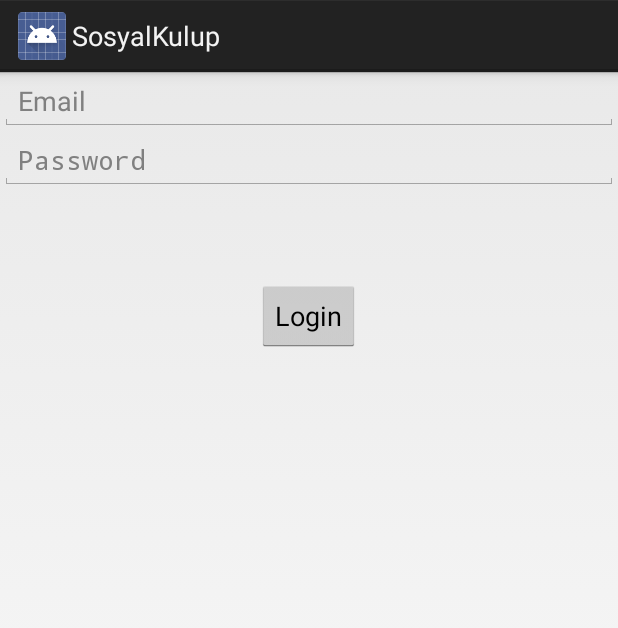
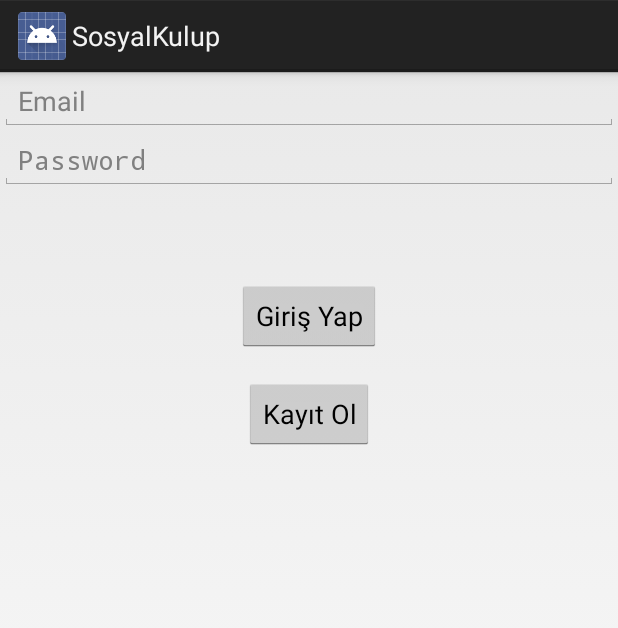
Before and after one commit to ugurckmkc/SosyalKulup, an Android app: the Login screen opened directly, with no data from a screen before it, on a phone screen of 412 x 824 dp. Shown: the top 628 px of the screen. Run offline under Robolectric (Android 15) with nearby library versions, the phone set to English and light mode, and no system bars; our stand-ins replace Volley.

Commit message:
Login Ekranı Eklendi (Tasarımı Yapılacak) -- Start Ekranı da eklendi -- Boş bırakılırsa Hata Mesajları eklendi

```diff
--- a/app/src/main/java/com/meuf/sosyalkulup/Login.java
+++ b/app/src/main/java/com/meuf/sosyalkulup/Login.java
@@ -32,6 +32,7 @@ public class Login extends Activity {
     private EditText editTextEmail;
     private EditText editTextPassword;
     private Button BtnLogin;
+    private Button Btn_uye;
     private boolean loggedIn=false;
 
     @Override
@@ -41,6 +42,14 @@ public class Login extends Activity {
         editTextEmail=(EditText)findViewById(R.id.editText_email);
         editTextPassword=(EditText)findViewById(R.id.editText_password);
         BtnLogin=(Button)findViewById(R.id.btn_login);
+        Btn_uye=(Button) findViewById(R.id.btn_uye);
+        Btn_uye.setOnClickListener(new View.OnClickListener() {
+            @Override
+            public void onClick(View v) {
+                Intent KayıtEkranı = new Intent(Login.this,SignUp.class);
+                startActivity(KayıtEkranı);
+            }
+        });
         BtnLogin.setOnClickListener(new View.OnClickListener() {
             @Override
             public void onClick(View v) {
--- a/app/src/main/java/com/meuf/sosyalkulup/StartScreen.java
+++ b/app/src/main/java/com/meuf/sosyalkulup/StartScreen.java
@@ -24,7 +24,7 @@ public class StartScreen extends Activity {
                     } catch (Exception e) {
                         e.printStackTrace();
                     } finally {
-                        Intent obj = new Intent(StartScreen.this, SignUp.class);
+                        Intent obj = new Intent(StartScreen.this, Login.class);
                         startActivity(obj);
                     }
                 }
--- a/app/src/main/res/layout/activity_login.xml
+++ b/app/src/main/res/layout/activity_login.xml
@@ -28,12 +28,21 @@
         android:layout_alignParentStart="true" />
 
     <Button
+        android:id="@+id/btn_login"
         android:layout_width="wrap_content"
         android:layout_height="wrap_content"
-        android:text="Login"
-        android:id="@+id/btn_login"
         android:layout_below="@+id/editText_password"
         android:layout_centerHorizontal="true"
-        android:layout_marginTop="60dp" />
+        android:layout_marginTop="60dp"
+        android:text="Giriş Yap" />
+
+    <Button
+        android:id="@+id/btn_uye"
+        android:layout_width="wrap_content"
+        android:layout_height="wrap_content"
+        android:layout_below="@+id/btn_login"
+        android:layout_centerHorizontal="true"
+        android:layout_marginTop="17dp"
+        android:text="Kayıt Ol" />
 
 </RelativeLayout>
--- a/app/src/main/res/layout/activity_sign_up.xml
+++ b/app/src/main/res/layout/activity_sign_up.xml
@@ -14,8 +14,8 @@
         android:layout_alignParentTop="true"
         android:layout_marginTop="20dp"
         android:ems="10"
-        android:inputType="textPersonName"
-        android:hint="Kullanıcı Adınızı Giriniz" />
+        android:hint="Okul Numaranızı Giriniz"
+        android:inputType="number" />
 
     <EditText
         android:id="@+id/id_pass"
@@ -53,5 +53,5 @@
         android:layout_height="wrap_content"
         android:layout_below="@+id/btn_signup"
         android:layout_centerHorizontal="true"
-        android:text="Giriş Yap" />
+        android:text="Zaten Üyeyim" />
 </RelativeLayout>
```
Also changed, not shown: app/src/main/java/com/meuf/sosyalkulup/SignUp.java (+11 -0 lines).
